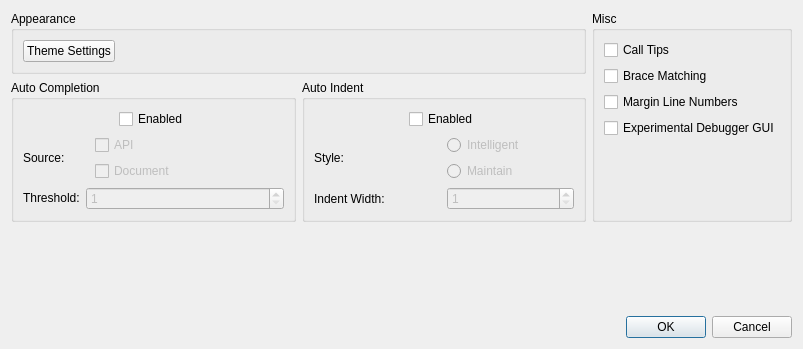
The window that ui/EditorSettingsDialog.ui (kipr/kiss) describes before a commit, drawn with Qt 5.
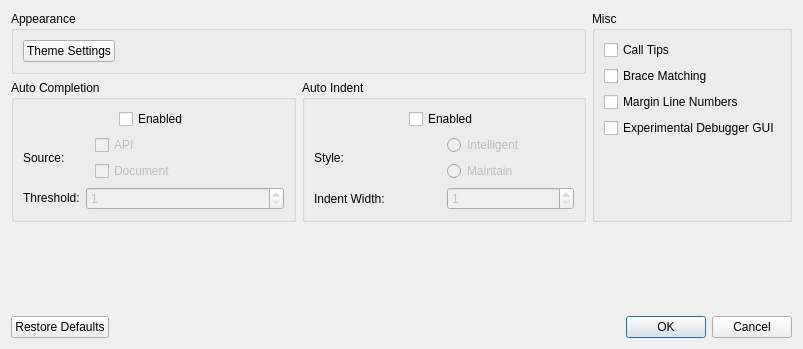
The same window after the commit.

Commit message: Added 'restore defaults' button to 'editor settings dialog'

What changed in the file:
```diff
--- a/ui/EditorSettingsDialog.ui
+++ b/ui/EditorSettingsDialog.ui
@@ -55,7 +55,7 @@
       <enum>Qt::Horizontal</enum>
      </property>
      <property name="standardButtons">
-      <set>QDialogButtonBox::Cancel|QDialogButtonBox::Ok</set>
+      <set>QDialogButtonBox::Cancel|QDialogButtonBox::Ok|QDialogButtonBox::RestoreDefaults</set>
      </property>
     </widget>
    </item>
```
The commit also changes 2 other files.
